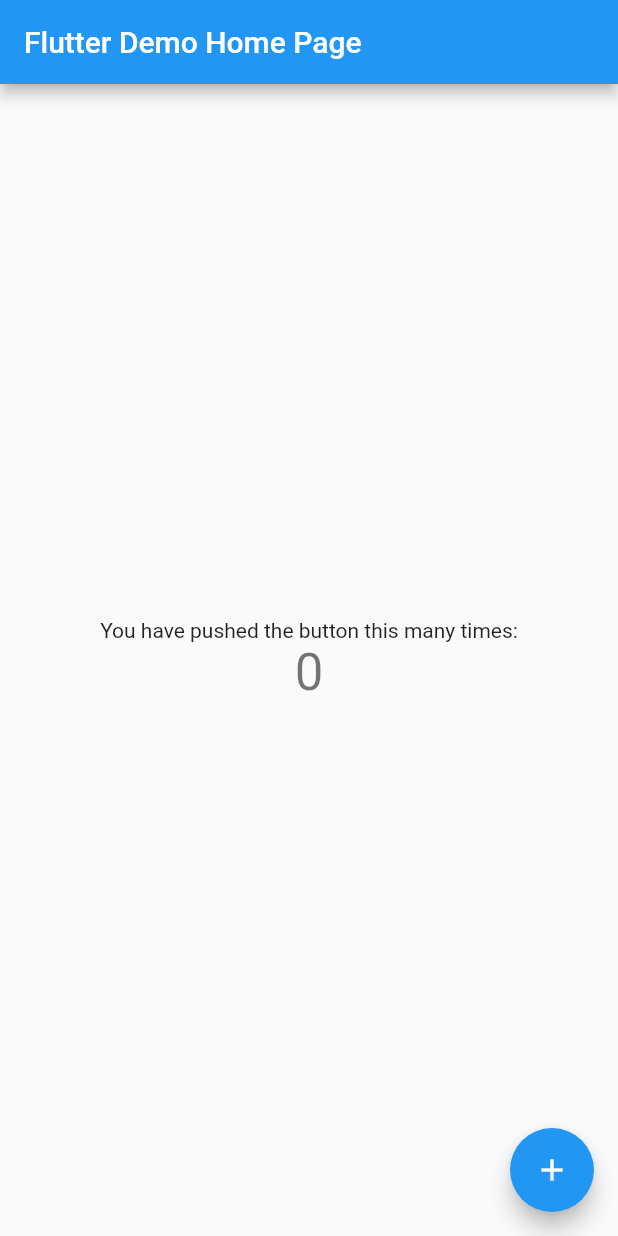
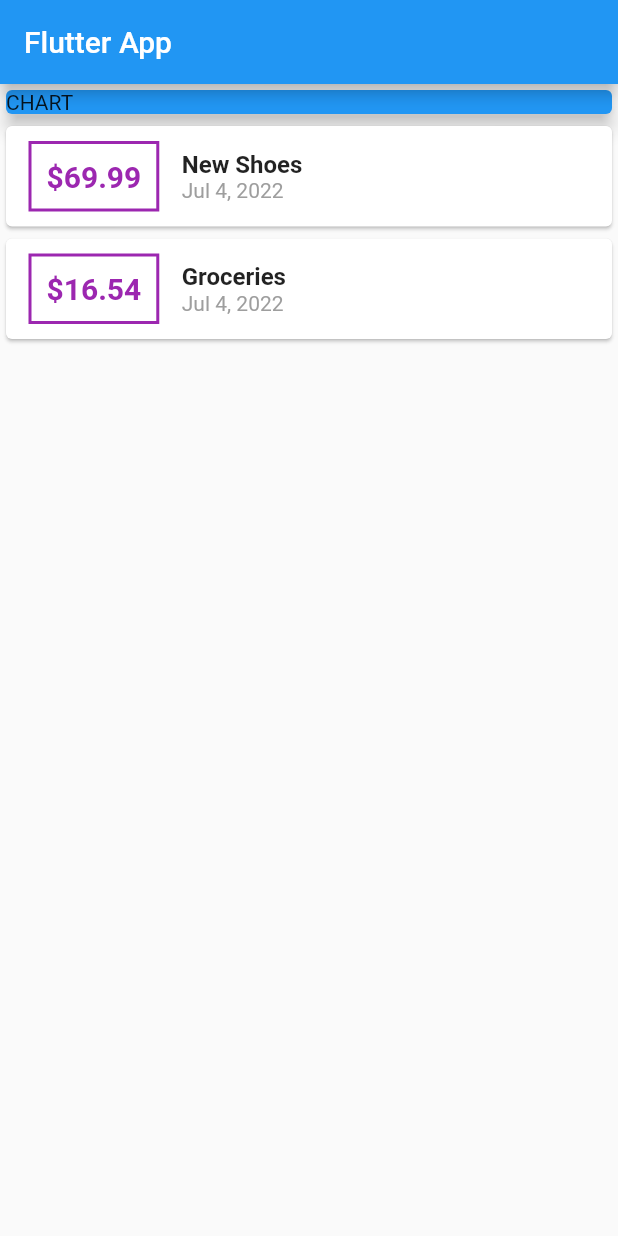
Before and after one commit to ReshmiCode/Learning-Flutter, a Flutter app: the screen it shows after launch, on a phone screen of 412 x 824 dp. Run offline on Flutter 3.47's test engine with Material 2 defaults, Android fonts, the phone set to English and light mode, and no system bars.

Commit message:
add basic cards

```diff
--- a/expense_app/analysis_options.yaml
+++ /dev/null
@@ -1,29 +0,0 @@
-# This file configures the analyzer, which statically analyzes Dart code to
-# check for errors, warnings, and lints.
-#
-# The issues identified by the analyzer are surfaced in the UI of Dart-enabled
-# IDEs (https://dart.dev/tools#ides-and-editors). The analyzer can also be
-# invoked from the command line by running `flutter analyze`.
-
-# The following line activates a set of recommended lints for Flutter apps,
-# packages, and plugins designed to encourage good coding practices.
-include: package:flutter_lints/flutter.yaml
-
-linter:
-  # The lint rules applied to this project can be customized in the
-  # section below to disable rules from the `package:flutter_lints/flutter.yaml`
-  # included above or to enable additional rules. A list of all available lints
-  # and their documentation is published at
-  # https://dart-lang.github.io/linter/lints/index.html.
-  #
-  # Instead of disabling a lint rule for the entire project in the
-  # section below, it can also be suppressed for a single line of code
-  # or a specific dart file by using the `// ignore: name_of_lint` and
-  # `// ignore_for_file: name_of_lint` syntax on the line or in the file
-  # producing the lint.
-  rules:
-    # avoid_print: false  # Uncomment to disable the `avoid_print` rule
-    # prefer_single_quotes: true  # Uncomment to enable the `prefer_single_quotes` rule
-
-# Additional information about this file can be found at
-# https://dart.dev/guides/language/analysis-options
--- a/expense_app/lib/main.dart
+++ b/expense_app/lib/main.dart
@@ -1,115 +1,80 @@
+// @dart=2.9
+import 'package:intl/intl.dart';
+
+import './transaction.dart';
 import 'package:flutter/material.dart';
 
-void main() {
-  runApp(const MyApp());
-}
+void main() => runApp(MyApp());
 
 class MyApp extends StatelessWidget {
-  const MyApp({Key? key}) : super(key: key);
-
-  // This widget is the root of your application.
   @override
   Widget build(BuildContext context) {
     return MaterialApp(
-      title: 'Flutter Demo',
-      theme: ThemeData(
-        // This is the theme of your application.
-        //
-        // Try running your application with "flutter run". You'll see the
-        // application has a blue toolbar. Then, without quitting the app, try
-        // changing the primarySwatch below to Colors.green and then invoke
-        // "hot reload" (press "r" in the console where you ran "flutter run",
-        // or simply save your changes to "hot reload" in a Flutter IDE).
-        // Notice that the counter didn't reset back to zero; the application
-        // is not restarted.
-        primarySwatch: Colors.blue,
-      ),
-      home: const MyHomePage(title: 'Flutter Demo Home Page'),
+      title: 'Flutter App',
+      home: MyHomePage(),
     );
   }
 }
 
-class MyHomePage extends StatefulWidget {
-  const MyHomePage({Key? key, required this.title}) : super(key: key);
-
-  // This widget is the home page of your application. It is stateful, meaning
-  // that it has a State object (defined below) that contains fields that affect
-  // how it looks.
-
-  // This class is the configuration for the state. It holds the values (in this
-  // case the title) provided by the parent (in this case the App widget) and
-  // used by the build method of the State. Fields in a Widget subclass are
-  // always marked "final".
-
-  final String title;
-
-  @override
-  State<MyHomePage> createState() => _MyHomePageState();
-}
-
-class _MyHomePageState extends State<MyHomePage> {
-  int _counter = 0;
-
-  void _incrementCounter() {
-    setState(() {
-      // This call to setState tells the Flutter framework that something has
-      // changed in this State, which causes it to rerun the build method below
-      // so that the display can reflect the updated values. If we changed
-      // _counter without calling setState(), then the build method would not be
-      // called again, and so nothing would appear to happen.
-      _counter++;
-    });
-  }
+class MyHomePage extends StatelessWidget {
+  final List<Transaction> transactions = [
+    Transaction(
+        id: 't1', title: 'New Shoes', amount: 69.99, date: DateTime.now()),
+    Transaction(
+        id: 't2', title: 'Groceries', amount: 16.54, date: DateTime.now())
+  ];
 
   @override
   Widget build(BuildContext context) {
-    // This method is rerun every time setState is called, for instance as done
-    // by the _incrementCounter method above.
-    //
-    // The Flutter framework has been optimized to make rerunning build methods
-    // fast, so that you can just rebuild anything that needs updating rather
-    // than having to individually change instances of widgets.
     return Scaffold(
-      appBar: AppBar(
-        // Here we take the value from the MyHomePage object that was created by
-        // the App.build method, and use it to set our appbar title.
-        title: Text(widget.title),
-      ),
-      body: Center(
-        // Center is a layout widget. It takes a single child and positions it
-        // in the middle of the parent.
-        child: Column(
-          // Column is also a layout widget. It takes a list of children and
-          // arranges them vertically. By default, it sizes itself to fit its
-          // children horizontally, and tries to be as tall as its parent.
-          //
-          // Invoke "debug painting" (press "p" in the console, choose the
-          // "Toggle Debug Paint" action from the Flutter Inspector in Android
-          // Studio, or the "Toggle Debug Paint" command in Visual Studio Code)
-          // to see the wireframe for each widget.
-          //
-          // Column has various properties to control how it sizes itself and
-          // how it positions its children. Here we use mainAxisAlignment to
-          // center the children vertically; the main axis here is the vertical
-          // axis because Columns are vertical (the cross axis would be
-          // horizontal).
-          mainAxisAlignment: MainAxisAlignment.center,
-          children: <Widget>[
-            const Text(
-              'You have pushed the button this many times:',
+        appBar: AppBar(
+          title: Text('Flutter App'),
+        ),
+        body: Column(
+          children: [
+            Container(
+              width: double.infinity,
+              child: Card(
+                color: Colors.blue,
+                child: Text("CHART"),
+                elevation: 5,
+              ),
             ),
-            Text(
-              '$_counter',
-              style: Theme.of(context).textTheme.headline4,
-            ),
+            Column(
+              children: transactions
+                  .map((tx) => Card(
+                          child: Row(
+                        children: [
+                          Container(
+                              margin: EdgeInsets.symmetric(
+                                  vertical: 10, horizontal: 15),
+                              decoration: BoxDecoration(
+                                  border: Border.all(
+                                color: Colors.purple,
+                                width: 2,
+                              )),
+                              padding: EdgeInsets.all(10),
+                              child: Text("\$${tx.amount.toString()}",
+                                  style: TextStyle(
+                                      fontWeight: FontWeight.bold,
+                                      color: Colors.purple,
+                                      fontSize: 20))),
+                          Column(
+                            crossAxisAlignment: CrossAxisAlignment.start,
+                            children: [
+                              Text(tx.title,
+                                  style: TextStyle(
+                                      fontWeight: FontWeight.bold,
+                                      fontSize: 16)),
+                              Text(DateFormat.yMMMd().format(tx.date),
+                                  style: TextStyle(color: Colors.grey))
+                            ],
+                          )
+                        ],
+                      )))
+                  .toList(),
+            )
           ],
-        ),
-      ),
-      floatingActionButton: FloatingActionButton(
-        onPressed: _incrementCounter,
-        tooltip: 'Increment',
-        child: const Icon(Icons.add),
-      ), // This trailing comma makes auto-formatting nicer for build methods.
-    );
+        ));
   }
 }
--- /dev/null
+++ b/expense_app/lib/transaction.dart
@@ -0,0 +1,12 @@
+class Transaction {
+  final String id;
+  final String title;
+  final double amount;
+  final DateTime date;
+
+  Transaction(
+      {required this.id,
+      required this.title,
+      required this.amount,
+      required this.date});
+}
```
Also changed, not shown: expense_app/pubspec.yaml (+2 -10 lines), expense_app/pubspec.lock.
